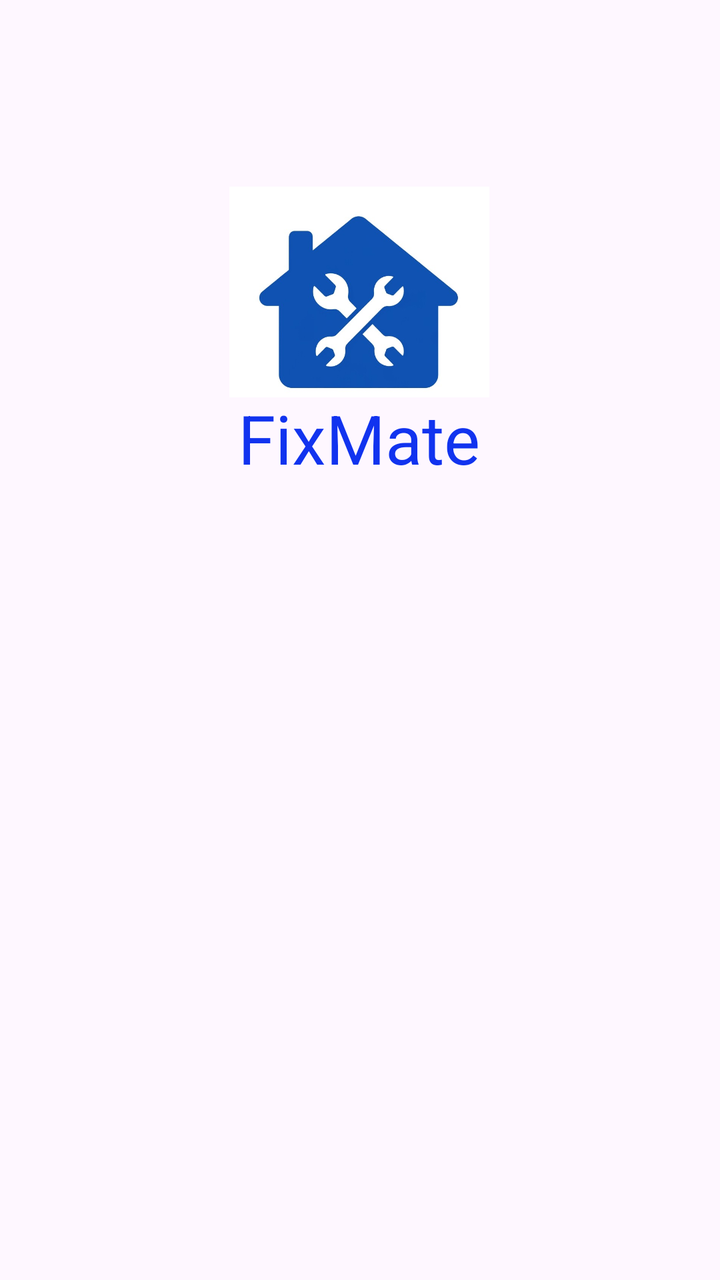
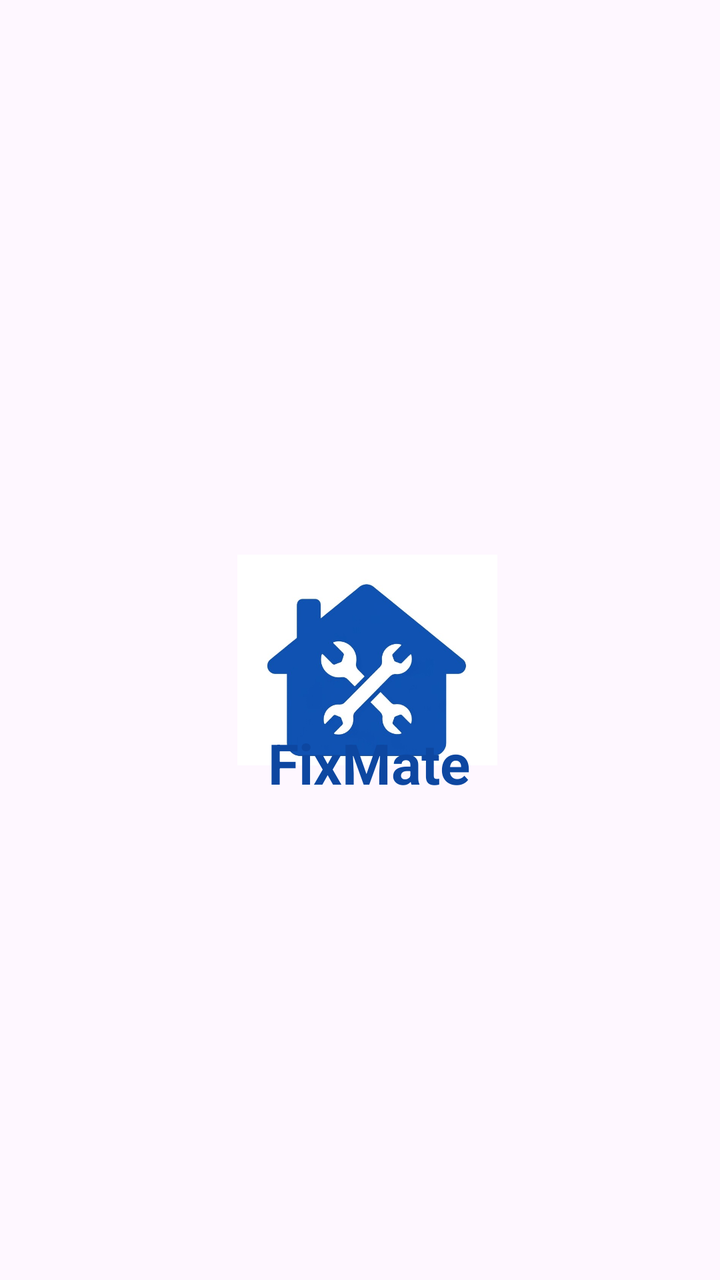

An Android layout rendered at two revisions. The XML below is the earlier revision; the diff shows what the commit changed to produce the second picture.
<!-- AndroidManifest.xml: application theme Theme.FixMate -->
<!-- res/layout/activity_main.xml -->
<?xml version="1.0" encoding="utf-8"?>
<androidx.constraintlayout.widget.ConstraintLayout xmlns:android="http://schemas.android.com/apk/res/android"
    xmlns:app="http://schemas.android.com/apk/res-auto"
    xmlns:tools="http://schemas.android.com/tools"
    android:id="@+id/main"
    android:layout_width="match_parent"
    android:layout_height="match_parent"
    tools:context=".MainActivity">

    <TextView
        android:id="@+id/textView"
        android:layout_width="wrap_content"
        android:layout_height="wrap_content"
        android:text="FixMate"
        android:textColor="#1133EF"
        android:textColorLink="#223EE6"
        android:textSize="34sp"
        app:layout_constraintBottom_toBottomOf="parent"
        app:layout_constraintEnd_toEndOf="parent"
        app:layout_constraintHorizontal_bias="0.498"
        app:layout_constraintStart_toStartOf="parent"
        app:layout_constraintTop_toTopOf="parent"
        app:layout_constraintVertical_bias="0.33" />

    <ImageView
        android:id="@+id/imageView"
        android:layout_width="130dp"
        android:layout_height="124dp"
        android:layout_marginTop="84dp"
        app:layout_constraintEnd_toEndOf="parent"
        app:layout_constraintHorizontal_bias="0.498"
        app:layout_constraintStart_toStartOf="parent"
        app:layout_constraintTop_toTopOf="parent"
        app:srcCompat="@drawable/home" />

</androidx.constraintlayout.widget.ConstraintLayout>
<!-- resources referenced by this layout -->
<resources>
  <!-- drawable home: jpg bitmap (drawable, 27723 bytes) -->
  <style name="Theme.FixMate" parent="Base.Theme.FixMate" />
  <style name="Base.Theme.FixMate" parent="Theme.Material3.DayNight.NoActionBar">
          
          
      </style>
</resources>

<!-- the commit's change to res/layout/activity_main.xml (unified diff, before → after) -->
@@ -7,30 +7,30 @@
     android:layout_height="match_parent"
     tools:context=".MainActivity">
 
+    <ImageView
+        android:id="@+id/imageView"
+        android:layout_width="130dp"
+        android:layout_height="124dp"
+        android:layout_marginTop="268dp"
+        app:layout_constraintEnd_toEndOf="parent"
+        app:layout_constraintHorizontal_bias="0.516"
+        app:layout_constraintStart_toStartOf="parent"
+        app:layout_constraintTop_toTopOf="parent"
+        app:srcCompat="@drawable/home" />
+
     <TextView
         android:id="@+id/textView"
         android:layout_width="wrap_content"
         android:layout_height="wrap_content"
         android:text="FixMate"
-        android:textColor="#1133EF"
-        android:textColorLink="#223EE6"
-        android:textSize="34sp"
+        android:textColor="#0D47A1"
+        android:textSize="28sp"
+        android:textStyle="bold"
         app:layout_constraintBottom_toBottomOf="parent"
         app:layout_constraintEnd_toEndOf="parent"
-        app:layout_constraintHorizontal_bias="0.498"
+        app:layout_constraintHorizontal_bias="0.517"
         app:layout_constraintStart_toStartOf="parent"
         app:layout_constraintTop_toTopOf="parent"
-        app:layout_constraintVertical_bias="0.33" />
-
-    <ImageView
-        android:id="@+id/imageView"
-        android:layout_width="130dp"
-        android:layout_height="124dp"
-        android:layout_marginTop="84dp"
-        app:layout_constraintEnd_toEndOf="parent"
-        app:layout_constraintHorizontal_bias="0.498"
-        app:layout_constraintStart_toStartOf="parent"
-        app:layout_constraintTop_toTopOf="parent"
-        app:srcCompat="@drawable/home" />
+        app:layout_constraintVertical_bias="0.602" />
 
 </androidx.constraintlayout.widget.ConstraintLayout>
